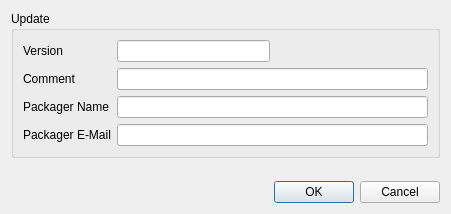
The window that addupdatedialog.ui (huseyinkozan/PiSiDo) describes before a commit, drawn with Qt 5.
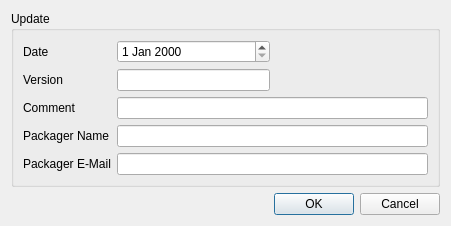
The same window after the commit.

Diff of the .ui file:
```diff
--- a/addupdatedialog.ui
+++ b/addupdatedialog.ui
@@ -20,47 +20,47 @@
       <string>Update</string>
      </property>
      <layout class="QGridLayout" name="gridLayout_2">
-      <item row="0" column="0">
+      <item row="1" column="0">
        <widget class="QLabel" name="lbl_update_version">
         <property name="text">
          <string>Version</string>
         </property>
        </widget>
       </item>
-      <item row="0" column="1">
+      <item row="1" column="1">
        <widget class="QLineEdit" name="le_update_version"/>
       </item>
-      <item row="1" column="0">
+      <item row="2" column="0">
        <widget class="QLabel" name="lbl_update_comment">
         <property name="text">
          <string>Comment</string>
         </property>
        </widget>
       </item>
-      <item row="1" column="1" colspan="2">
+      <item row="2" column="1" colspan="2">
        <widget class="QLineEdit" name="le_update_comment"/>
       </item>
-      <item row="2" column="0">
+      <item row="3" column="0">
        <widget class="QLabel" name="lbl_packager_name">
         <property name="text">
          <string>Packager Name</string>
         </property>
        </widget>
       </item>
-      <item row="2" column="1" colspan="2">
+      <item row="3" column="1" colspan="2">
        <widget class="QLineEdit" name="le_packager_name"/>
       </item>
-      <item row="3" column="0">
+      <item row="4" column="0">
        <widget class="QLabel" name="lbl_packager_email">
         <property name="text">
          <string>Packager E-Mail</string>
         </property>
        </widget>
       </item>
-      <item row="3" column="1" colspan="2">
+      <item row="4" column="1" colspan="2">
        <widget class="QLineEdit" name="le_packager_email"/>
       </item>
-      <item row="0" column="2">
+      <item row="1" column="2">
        <spacer name="horizontalSpacer">
         <property name="orientation">
          <enum>Qt::Horizontal</enum>
@@ -73,6 +73,16 @@
         </property>
        </spacer>
       </item>
+      <item row="0" column="0">
+       <widget class="QLabel" name="lbl_date">
+        <property name="text">
+         <string>Date</string>
+        </property>
+       </widget>
+      </item>
+      <item row="0" column="1">
+       <widget class="QDateEdit" name="de_date"/>
+      </item>
      </layout>
     </widget>
    </item>
```
